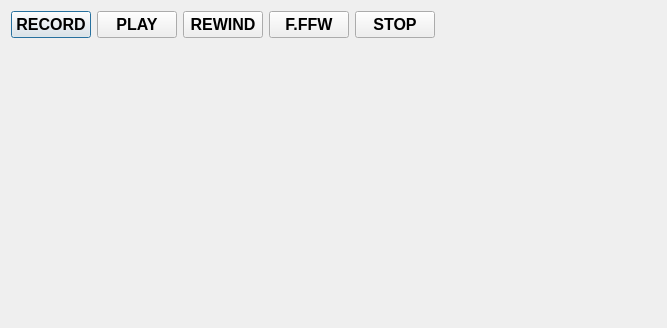
Qt form tape_window.ui (ThKattanek/emu64) before a commit.
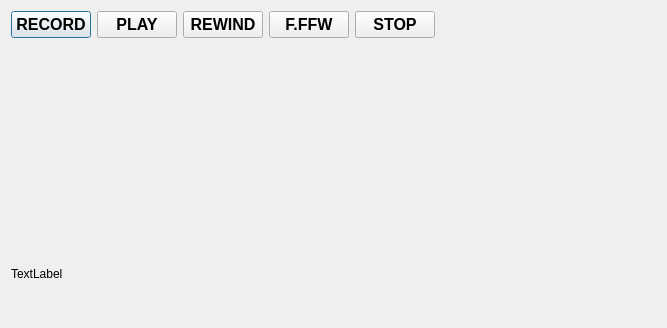
The same form after that commit. Custom widgets are drawn as their Qt base class.

Commit message: [ticket#45] Zusatzinfos werden nun unten im TapeWindow eingeblendet.

What changed in the file:
```diff
--- a/tape_window.ui
+++ b/tape_window.ui
@@ -139,6 +139,13 @@
    <item>
     <widget class="WidgetFileBrowse" name="FileBrowser" native="true"/>
    </item>
+   <item>
+    <widget class="QLabel" name="TapeInfoOut">
+     <property name="text">
+      <string>TextLabel</string>
+     </property>
+    </widget>
+   </item>
   </layout>
  </widget>
  <customwidgets>
```
The commit also changes 2 other files.
